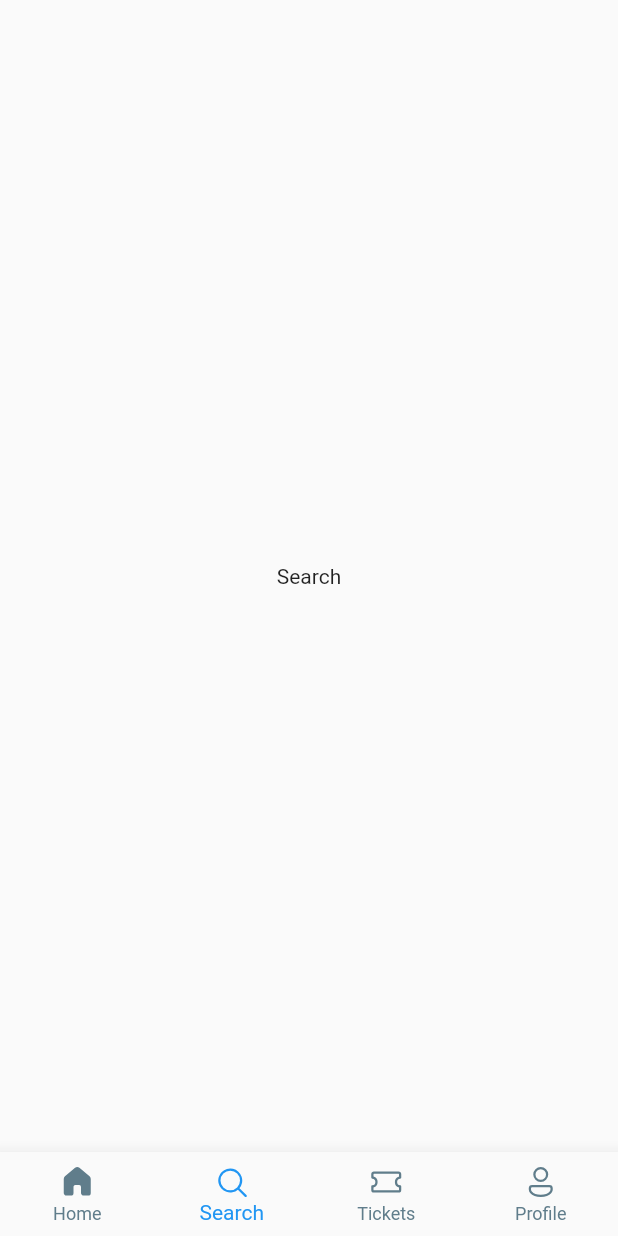
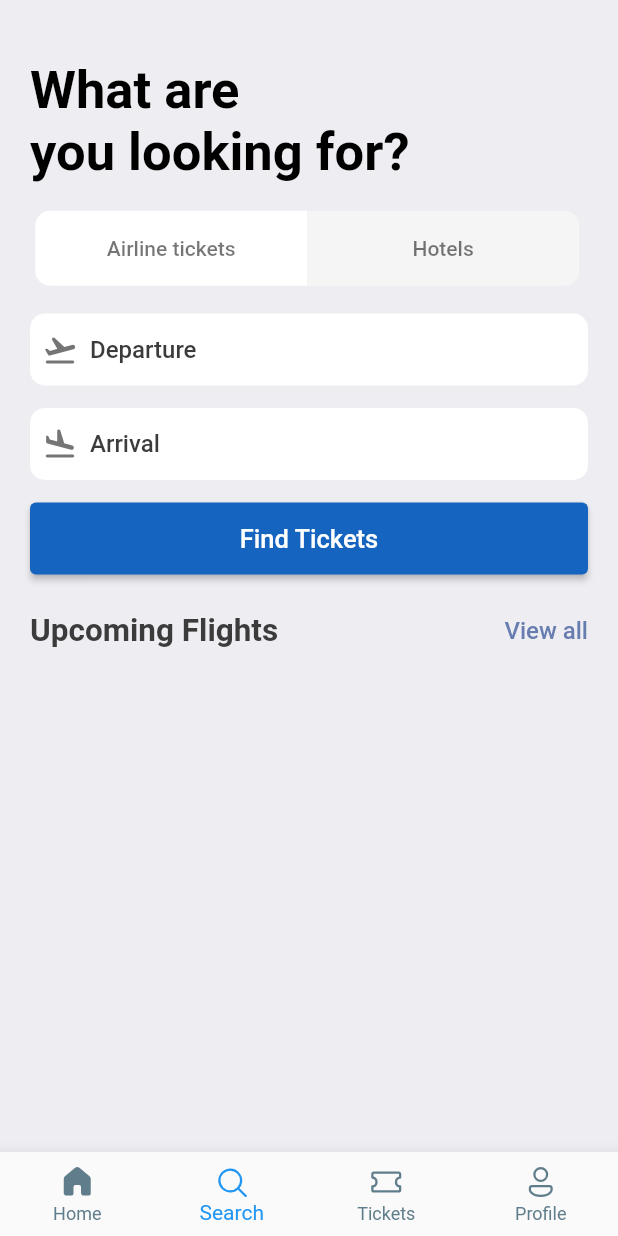
Before and after one commit to LizWahome/Ticket_booking_demo, a Flutter app: the screen it shows after launch, item 2 of the bottom bar chosen, on a phone screen of 412 x 824 dp. Run offline on Flutter 3.47's test engine with Material 2 defaults, Android fonts, the phone set to English and light mode, and no system bars; our stand-ins replace fluentui_icons, gap, get.

Commit message:
search_screen

```diff
--- a/lib/screens/bottom_bar.dart
+++ b/lib/screens/bottom_bar.dart
@@ -1,6 +1,7 @@
 import 'package:fluentui_icons/fluentui_icons.dart';
 import 'package:flutter/material.dart';
 import 'package:ticket_booking_demo/screens/home_screen.dart';
+import 'package:ticket_booking_demo/screens/search_screen.dart';
 
 class BottomBar extends StatefulWidget {
   const BottomBar({super.key});
@@ -13,7 +14,7 @@ class _BottomBarState extends State<BottomBar> {
   int selectedIndex = 0;
   final List<Widget> widgetOptions = <Widget>[
     const HomeScreen(),
-    const Text("Search"),
+    const SearchScreen(),
     const Text("Tickets"),
     const Text("Profile"),
   ];
--- /dev/null
+++ b/lib/screens/search_screen.dart
@@ -0,0 +1,83 @@
+import 'package:flutter/material.dart';
+import 'package:gap/gap.dart';
+import 'package:ticket_booking_demo/utils/app_layout.dart';
+import 'package:ticket_booking_demo/utils/styles.dart';
+import 'package:ticket_booking_demo/widgets/icon_text_widget.dart';
+import 'package:ticket_booking_demo/widgets/text_upcoming.dart';
+
+class SearchScreen extends StatelessWidget {
+  const SearchScreen({super.key});
+
+  @override
+  Widget build(BuildContext context) {
+    final size = MediaQuery.of(context).size;
+    return Scaffold(
+      backgroundColor: Styles.bgColor,
+      body: ListView(
+        children: [
+          Container(
+            padding: EdgeInsets.symmetric(horizontal: AppLayout.getWidth(20)),
+            child: Column(
+              crossAxisAlignment: CrossAxisAlignment.start,
+              children: [
+                Gap(AppLayout.getHeight(40)),
+                Text(
+              "What are\nyou looking for?",
+              style: Styles.headlineStyle5.copyWith(color: Colors.black.withOpacity(1)),
+            ),
+            Gap(AppLayout.getHeight(15)),
+            Container(
+              padding: const EdgeInsets.all(3.5),
+              child: Row(
+                children: [
+                  Container(
+                     //padding: EdgeInsets.symmetric(vertical: AppLayout.getHeight(12)),
+                height: AppLayout.getHeight(50),
+                width: size.width *0.44,
+                decoration: BoxDecoration(
+                        color: Colors.white.withOpacity(1),
+                        borderRadius: BorderRadius.only(topLeft: Radius.circular(AppLayout.getHeight(10)), bottomLeft: Radius.circular(AppLayout.getHeight(10)))
+                      ),
+                      child: Center(child: Text("Airline tickets", style: Styles.headlineStyle4.copyWith(color: Colors.black54))),
+              ),
+              Container(
+                 //padding: EdgeInsets.symmetric(vertical: AppLayout.getHeight(12)),
+                height: AppLayout.getHeight(50),
+                width: size.width *0.44,
+                decoration: BoxDecoration(
+                  color: Colors.grey[100],
+                        //color: Colors.white.withOpacity(1),
+                        borderRadius: BorderRadius.only(topRight: Radius.circular(AppLayout.getHeight(10)), bottomRight: Radius.circular(AppLayout.getHeight(10)))
+                      ),
+                      child: Center(child: Text("Hotels", style: Styles.headlineStyle4.copyWith(color: Colors.black54))),
+              ),
+                ],
+              ),
+            ),
+            Gap(AppLayout.getHeight(15)),
+            const AppIconText(icon: Icons.flight_takeoff_rounded, text: "Departure"),
+            Gap(AppLayout.getHeight(15)),
+            const AppIconText(icon: Icons.flight_land_rounded, text: 'Arrival'),
+            Gap(AppLayout.getHeight(15)),
+            SizedBox(
+              width: double.infinity,
+              child: ElevatedButton(
+                style: ElevatedButton.styleFrom(
+                  backgroundColor: Colors.blue[800],
+
+                ),
+                onPressed: (){}, child:  Padding(
+                  padding: EdgeInsets.symmetric(vertical: AppLayout.getHeight(14)),
+                  child: Text("Find Tickets", style: Styles.headlineStyle3.copyWith(color: Colors.white),),
+                ),),
+            ),
+            Gap(AppLayout.getHeight(25)),
+             const UpcomingFlights(bText: 'Upcoming Flights', sText: 'View all',),
+              ],
+            )
+          ),
+        ],
+      ),
+    );
+  }
+}
--- a/lib/utils/app_layout.dart
+++ b/lib/utils/app_layout.dart
@@ -1,7 +1,26 @@
 import 'package:flutter/material.dart';
+import 'package:get/get.dart';
+import 'package:get/get_core/src/get_main.dart';
 
 class AppLayout {
   static getSize(BuildContext context) {
     return MediaQuery.of(context).size;
   }
+
+  static getScreenHeight() {
+    return Get.height;
+  }
+
+  static getScreenWidth() {
+    return Get.height;
+  }
+
+  static getHeight(double pixels) {
+    double x = getScreenHeight() / pixels;
+    return getScreenHeight() / x;
+  }
+  static getWidth(double pixels) {
+    double x = getScreenWidth() / pixels;
+    return getScreenWidth() / x;
+  }
 }
--- a/lib/utils/styles.dart
+++ b/lib/utils/styles.dart
@@ -18,4 +18,6 @@ class Styles {
       fontSize: 17, color: Colors.grey.shade500, fontWeight: FontWeight.w500);
   static TextStyle headlineStyle4 = TextStyle(
       fontSize: 14, color: Colors.grey.shade500, fontWeight: FontWeight.w500);
+  static TextStyle headlineStyle5 =
+      TextStyle(fontSize: 35, color: textColor, fontWeight: FontWeight.bold);
 }
--- /dev/null
+++ b/lib/widgets/icon_text_widget.dart
@@ -0,0 +1,34 @@
+import 'package:flutter/material.dart';
+import 'package:ticket_booking_demo/utils/app_layout.dart';
+import 'package:ticket_booking_demo/utils/styles.dart';
+
+class AppIconText extends StatelessWidget {
+  final IconData icon;
+  final String text;
+  const AppIconText({super.key, required this.icon, required this.text});
+
+  @override
+  Widget build(BuildContext context) {
+    return Container(
+      padding: EdgeInsets.symmetric(vertical: AppLayout.getHeight(12)),
+      decoration: BoxDecoration(
+          color: Colors.white.withOpacity(1),
+          borderRadius: BorderRadius.circular(AppLayout.getHeight(10))),
+      child: Row(
+        children: [
+          Padding(
+            padding: const EdgeInsets.symmetric(horizontal: 8.0),
+            child: Icon(
+              icon,
+              color: Colors.grey[600],
+            ),
+          ),
+          Text(
+            text,
+            style: Styles.textStyle,
+          )
+        ],
+      ),
+    );
+  }
+}
--- /dev/null
+++ b/lib/widgets/text_upcoming.dart
@@ -0,0 +1,28 @@
+import 'package:flutter/material.dart';
+import 'package:ticket_booking_demo/utils/styles.dart';
+
+class UpcomingFlights extends StatelessWidget {
+  final String bText;
+  final String sText;
+  const UpcomingFlights({
+    required this.bText,
+    required this.sText,
+    super.key});
+
+  @override
+  Widget build(BuildContext context) {
+    return Row(
+      mainAxisAlignment: MainAxisAlignment.spaceBetween,
+      children: [
+        Text(
+          bText,
+          style: Styles.headlineStyle2,
+        ),
+        InkWell(
+            onTap: () {},
+            child: Text(sText,
+                style: Styles.textStyle.copyWith(color: Styles.primaryColor)))
+      ],
+    );
+  }
+}
--- a/pubspec.yaml
+++ b/pubspec.yaml
@@ -38,6 +38,7 @@ dependencies:
   fluentui_icons: ^1.0.0
   nb_utils: ^5.0.4
   gap: ^2.0.1
+  get: ^4.6.5
 
 dev_dependencies:
   flutter_test:
```
Also changed, not shown: lib/screens/home_screen.dart (+21 -47 lines), lib/screens/hotel_view.dart (+9 -9 lines), lib/screens/ticket_view.dart (+30 -29 lines), lib/utils/app_info_list.dart (+7 -1 lines), assets/hotel0.jpg (added), pubspec.lock.
